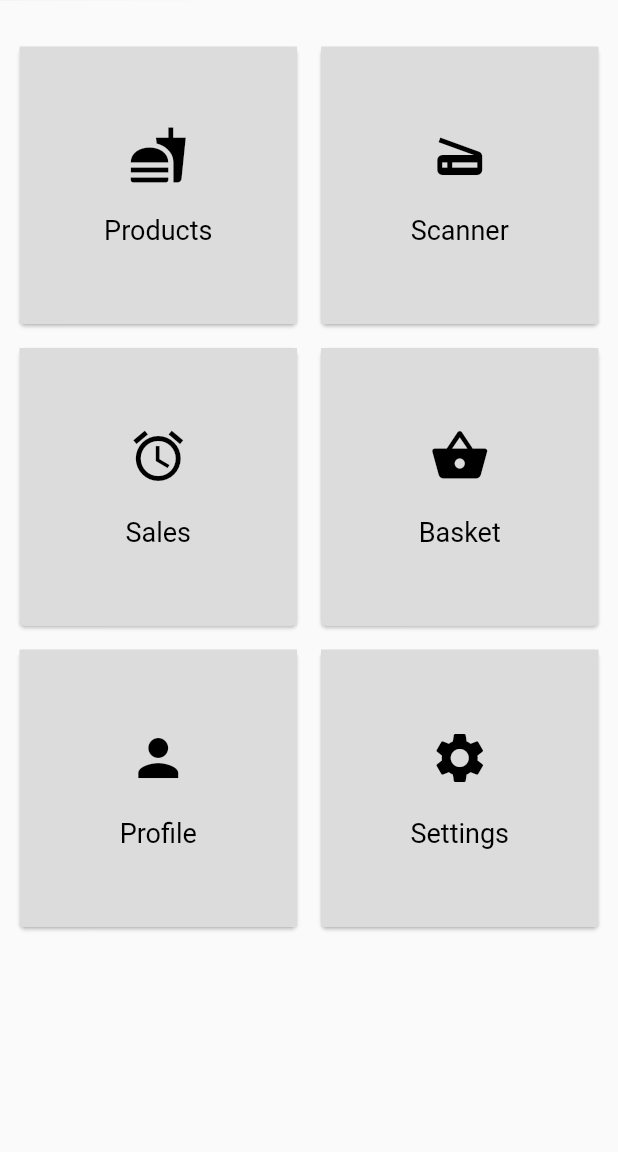
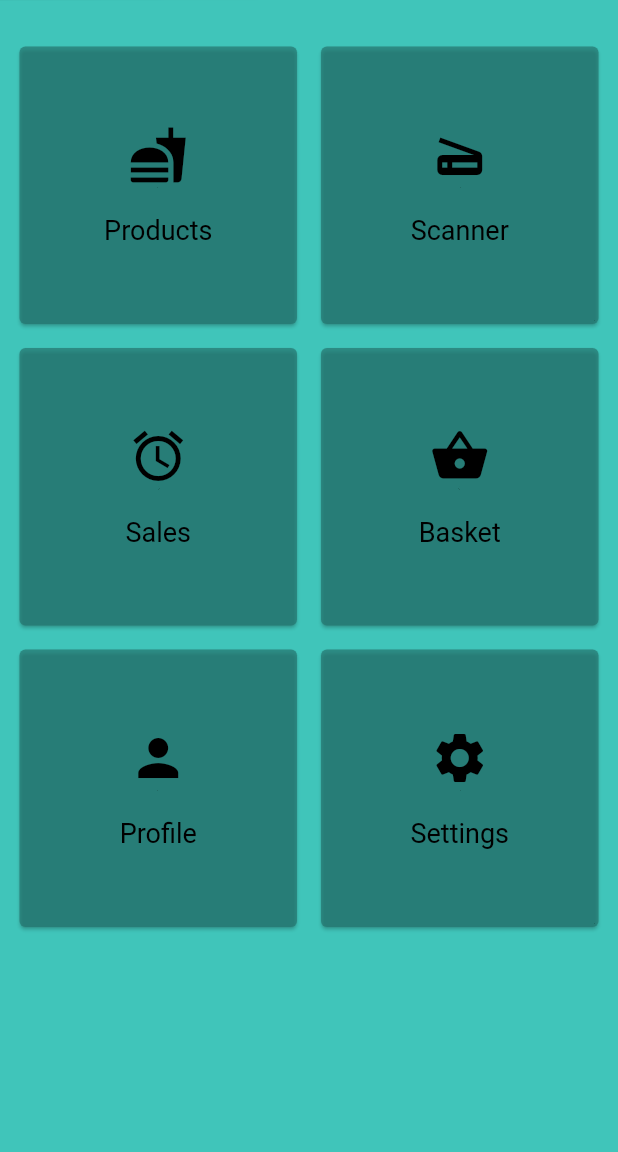
Before and after one commit to Falynsky/smartmarkt_client, a Flutter app: the MainPage screen opened directly, on a phone screen of 412 x 824 dp, the part 84-1236 px from its top. Run offline on Flutter 3.47's test engine with Material 2 defaults, Android fonts, the phone set to English and light mode, and no system bars; our stand-ins replace bloc, equatable, flutter_bloc.

```diff
--- a/lib/buttons/basket_page_button.dart
+++ b/lib/buttons/basket_page_button.dart
@@ -21,10 +21,10 @@ class _BasketPageButtonState extends State<BasketPageButton> {
   @override
   Widget build(BuildContext context) {
     return Card(
+        color: Color(0xAF24756f),
         elevation: 1.0,
         margin: new EdgeInsets.all(8.0),
         child: Container(
-          decoration: BoxDecoration(color: Color.fromRGBO(220, 220, 220, 1.0)),
           child: new InkWell(
             onTap: () => setState(() {
               _routeBloc.add(BasketEvent());
--- a/lib/buttons/product_types_page_button.dart
+++ b/lib/buttons/product_types_page_button.dart
@@ -21,10 +21,10 @@ class _ProductTypesPageButtonState extends State<ProductTypesPageButton> {
   @override
   Widget build(BuildContext context) {
     return Card(
+        color: Color(0xAF24756f),
         elevation: 1.0,
         margin: new EdgeInsets.all(8.0),
         child: Container(
-          decoration: BoxDecoration(color: Color.fromRGBO(220, 220, 220, 1.0)),
           child: new InkWell(
             onTap: () => setState(() {
               _routeBloc.add(ProductTypes());
--- a/lib/buttons/profile_page_button.dart
+++ b/lib/buttons/profile_page_button.dart
@@ -21,10 +21,10 @@ class _ProfilePageButtonState extends State<ProfilePageButton> {
   @override
   Widget build(BuildContext context) {
     return Card(
+        color: Color(0xAF24756f),
         elevation: 1.0,
         margin: new EdgeInsets.all(8.0),
         child: Container(
-          decoration: BoxDecoration(color: Color.fromRGBO(220, 220, 220, 1.0)),
           child: new InkWell(
             onTap: () => setState(() {
               _routeBloc.add(ProfileEvent());
--- a/lib/buttons/sales_page_button.dart
+++ b/lib/buttons/sales_page_button.dart
@@ -21,10 +21,10 @@ class _SalesPageButtonState extends State<SalesPageButton> {
   @override
   Widget build(BuildContext context) {
     return Card(
+        color: Color(0xAF24756f),
         elevation: 1.0,
         margin: new EdgeInsets.all(8.0),
         child: Container(
-          decoration: BoxDecoration(color: Color.fromRGBO(220, 220, 220, 1.0)),
           child: new InkWell(
             onTap: () => setState(() {
               _routeBloc.add(SalesEvent());
--- a/lib/buttons/scanner_page_button.dart
+++ b/lib/buttons/scanner_page_button.dart
@@ -21,10 +21,10 @@ class _ScannerPageButtonState extends State<ScannerPageButton> {
   @override
   Widget build(BuildContext context) {
     return Card(
+        color: Color(0xAF24756f),
         elevation: 1.0,
         margin: new EdgeInsets.all(8.0),
         child: Container(
-          decoration: BoxDecoration(color: Color.fromRGBO(220, 220, 220, 1.0)),
           child: new InkWell(
             onTap: () => setState(() {
               _routeBloc.add(ScannerEvent());
--- a/lib/buttons/settings_page_button.dart
+++ b/lib/buttons/settings_page_button.dart
@@ -21,10 +21,10 @@ class _SettingsPageButtonState extends State<SettingsPageButton> {
   @override
   Widget build(BuildContext context) {
     return Card(
+        color: Color(0xAF24756f),
         elevation: 1.0,
         margin: new EdgeInsets.all(8.0),
         child: Container(
-          decoration: BoxDecoration(color: Color.fromRGBO(220, 220, 220, 1.0)),
           child: new InkWell(
             onTap: () => setState(() {
               _routeBloc.add(SettingsEvent());
--- a/lib/http/http_service.dart
+++ b/lib/http/http_service.dart
@@ -4,7 +4,7 @@ import 'package:flutter/material.dart';
 import 'package:http/http.dart' as http;
 
 class HttpService {
-  final String hostUrl = "http://192.168.0.161:8080";
+  final String hostUrl = "http://192.168.0.160:8080";
 
   static final Map<String, String> headers = {
     'Content-type': 'application/json; charset=UTF-8',
--- a/lib/views/pages/login_page.dart
+++ b/lib/views/pages/login_page.dart
@@ -255,7 +255,7 @@ class _LoginPageState extends State<LoginPage> {
             content: SingleChildScrollView(
               child: ListBody(
                 children: <Widget>[
-                  Flexible(child: Text(body)),
+                  Text(body),
                 ],
               ),
             ),
--- a/lib/views/pages/main_page.dart
+++ b/lib/views/pages/main_page.dart
@@ -28,6 +28,7 @@ class _MainPageState extends State<MainPage> {
         backgroundColor: Colors.black45,
       ),
       body: Container(
+        color: Color(0xFF40c5ba),
         padding: EdgeInsets.symmetric(vertical: 20, horizontal: 2),
         child: GridView.count(
           crossAxisCount: 2,
```
Also changed, not shown: lib/views/pages/products/products_page.dart (+26 -15 lines).
